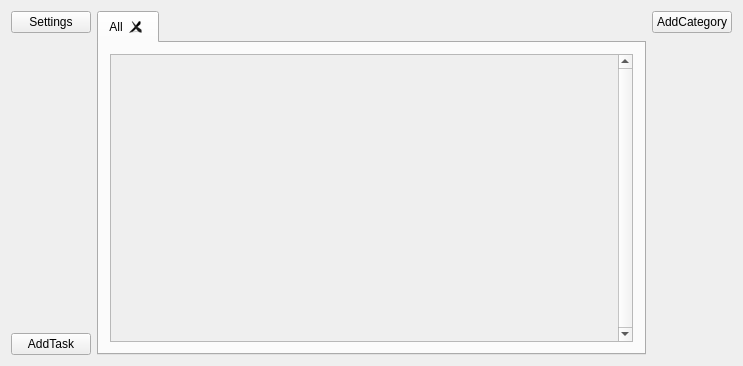
SkyBlue10/Taskbook, file taskbook.ui: the form before one commit.
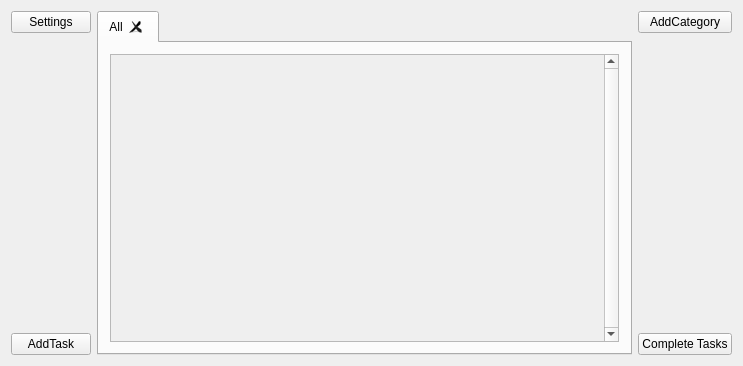
The form after the commit.

Commit message: added the ability to complete a task and return it to the list of unfinished task

Diff of the .ui file:
```diff
--- a/taskbook.ui
+++ b/taskbook.ui
@@ -87,6 +87,9 @@
 									<property name="horizontalScrollBarPolicy">
 										<enum>Qt::ScrollBarAlwaysOff</enum>
 									</property>
+         <property name="sizeAdjustPolicy">
+          <enum>QAbstractScrollArea::AdjustIgnored</enum>
+         </property>
 									<property name="widgetResizable">
 										<bool>true</bool>
 									</property>
@@ -95,7 +98,7 @@
 											<rect>
 												<x>0</x>
 												<y>0</y>
-												<width>513</width>
+            <width>501</width>
 												<height>299</height>
 											</rect>
 										</property>
@@ -122,7 +125,7 @@
 				</widget>
 			</item>
 			<item>
-				<layout class="QVBoxLayout" name="rigthColumn" stretch="0,0">
+    <layout class="QVBoxLayout" name="rigthColumn" stretch="0,0,0">
 					<property name="spacing">
 						<number>6</number>
 					</property>
@@ -155,6 +158,13 @@
 							</property>
 						</spacer>
 					</item>
+     <item>
+      <widget class="QPushButton" name="qpbCompleteTasks">
+       <property name="text">
+        <string>Complete Tasks</string>
+       </property>
+      </widget>
+     </item>
 				</layout>
 			</item>
 		</layout>
```
Left out of the diff: 2 changed lines with no effect on the pictures. Lines whose indentation alone changed are shown as unchanged. The commit also changes 14 other files.
